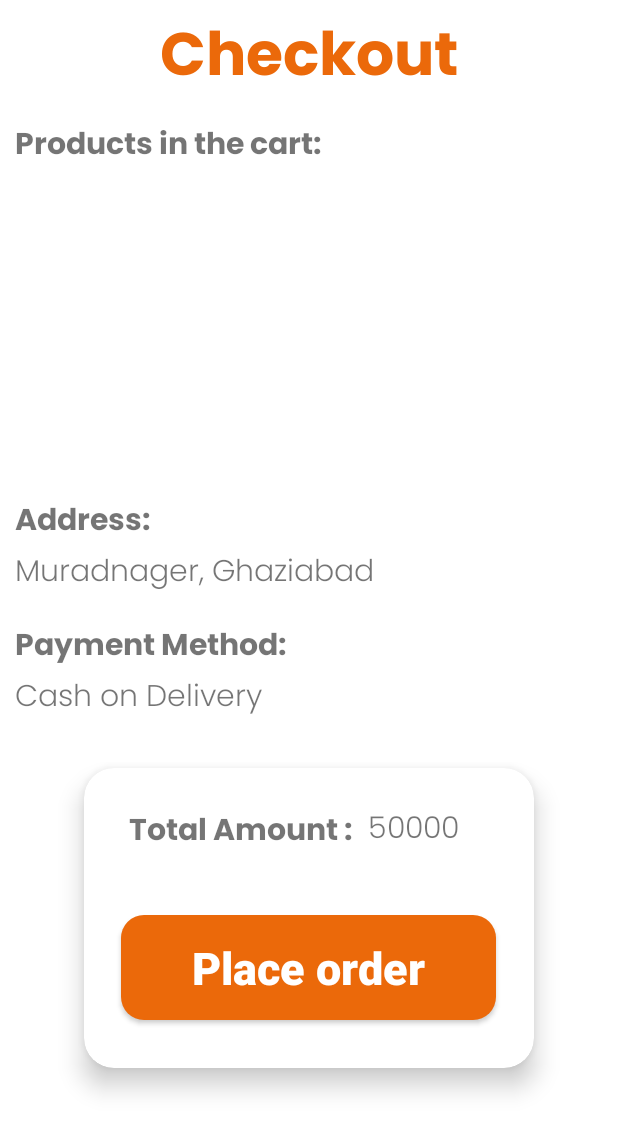
After one commit to VishwasDubey150/BU-Bazzar, an Android app: the checkout_screen screen opened directly, with no data from a screen before it, on a phone screen of 412 x 824 dp. The commit adds this screen. Shown: the top 1132 px of the screen. Run offline under Robolectric (Android 15) with nearby library versions, the phone set to English and light mode, and no system bars.

Commit message:
created checkout page

```diff
--- a/app/src/main/AndroidManifest.xml
+++ b/app/src/main/AndroidManifest.xml
@@ -16,6 +16,20 @@
         android:supportsRtl="true"
         android:theme="@style/Theme.Sellnbuy"
         tools:targetApi="31">
+        <activity
+            android:name=".checkout_screen"
+            android:exported="false">
+            <meta-data
+                android:name="android.app.lib_name"
+                android:value="" />
+        </activity>
+        <activity
+            android:name=".checkout"
+            android:exported="false">
+            <meta-data
+                android:name="android.app.lib_name"
+                android:value="" />
+        </activity>
         <activity
             android:name=".CartList"
             android:exported="false">
--- a/app/src/main/java/com/example/sellnbuy/CartList.kt
+++ b/app/src/main/java/com/example/sellnbuy/CartList.kt
@@ -10,7 +10,7 @@ import com.myshoppal.ui.adapters.CartItemsListAdapter
 import kotlinx.android.synthetic.main.activity_cart_list.*
 import kotlinx.android.synthetic.main.item_cart_layout.*
 
-class CartList : baseActivity() {
+open class CartList : baseActivity() {
     override fun onCreate(savedInstanceState: Bundle?) {
         super.onCreate(savedInstanceState)
         setContentView(R.layout.activity_cart_list)
@@ -59,4 +59,11 @@ class CartList : baseActivity() {
         super.onResume()
         getCartItemList()
     }
+
+    fun deleteprod(productID: String)
+    {
+
+    }
+
+
 }
--- /dev/null
+++ b/app/src/main/java/com/example/sellnbuy/checkout_screen.kt
@@ -0,0 +1,16 @@
+package com.example.sellnbuy
+
+import androidx.appcompat.app.AppCompatActivity
+import android.os.Bundle
+import android.view.View
+
+class checkout_screen : AppCompatActivity() {
+    override fun onCreate(savedInstanceState: Bundle?) {
+        super.onCreate(savedInstanceState)
+        setContentView(R.layout.activity_checkout_screen)
+
+        supportActionBar?.hide()
+        window.decorView.systemUiVisibility = View.SYSTEM_UI_FLAG_FULLSCREEN
+
+    }
+}
--- a/app/src/main/java/com/example/sellnbuy/ui/Adapters/CartItemsListAdapter.kt
+++ b/app/src/main/java/com/example/sellnbuy/ui/Adapters/CartItemsListAdapter.kt
@@ -4,16 +4,20 @@ import android.content.Context
 import android.view.LayoutInflater
 import android.view.View
 import android.view.ViewGroup
+import android.widget.Toast
 import androidx.recyclerview.widget.RecyclerView
+import com.example.sellnbuy.CartList
 import com.example.sellnbuy.GlideLoader
 import com.example.sellnbuy.R
 import com.example.sellnbuy.model.CartItem
 import kotlinx.android.synthetic.main.item_cart_layout.view.*
+import kotlinx.android.synthetic.main.item_cart_layout.view.delete
+import kotlinx.android.synthetic.main.item_list_layout.view.*
 
 open class CartItemsListAdapter(
     private val context: Context,
     private var list: ArrayList<CartItem>
-) : RecyclerView.Adapter<RecyclerView.ViewHolder>() {
+) : RecyclerView.Adapter<RecyclerView.ViewHolder>()  {
 
 
     override fun onCreateViewHolder(parent: ViewGroup, viewType: Int): RecyclerView.ViewHolder {
@@ -30,7 +34,12 @@ open class CartItemsListAdapter(
             holder.itemView.name.text = model.title
             holder.itemView.price.text = "₹${model.price}"
         }
+
+        holder.itemView.delete.setOnClickListener {
+
+        }
     }
+
 
     override fun getItemCount(): Int {
         return list.size
--- /dev/null
+++ b/app/src/main/res/layout/activity_checkout_screen.xml
@@ -0,0 +1,137 @@
+<?xml version="1.0" encoding="utf-8"?>
+<androidx.appcompat.widget.LinearLayoutCompat
+    xmlns:android="http://schemas.android.com/apk/res/android"
+    xmlns:app="http://schemas.android.com/apk/res-auto"
+    xmlns:tools="http://schemas.android.com/tools"
+    android:layout_width="match_parent"
+    android:layout_height="match_parent"
+    tools:context=".checkout_screen"
+    android:orientation="vertical">
+
+    <TextView
+        android:layout_width="wrap_content"
+        android:layout_height="wrap_content"
+        android:text="Checkout"
+        android:layout_gravity="center"
+        android:layout_marginTop="5dp"
+        android:textSize="40dp"
+        android:fontFamily="@font/poppins_bold"
+        android:textColor="@color/purple_500">
+    </TextView>
+
+
+    <TextView
+        android:layout_width="wrap_content"
+        android:layout_height="wrap_content"
+        android:text="Products in the cart:"
+        android:layout_marginLeft="10dp"
+        android:layout_gravity="left"
+        android:layout_marginTop="5dp"
+        android:textSize="20dp"
+        android:fontFamily="@font/poppins_bold">
+    </TextView>
+
+    <androidx.recyclerview.widget.RecyclerView
+        android:layout_width="match_parent"
+        android:layout_height="200dp">
+    </androidx.recyclerview.widget.RecyclerView>
+
+    <TextView
+        android:layout_width="wrap_content"
+        android:layout_height="wrap_content"
+        android:text="Address:"
+        android:layout_marginLeft="10dp"
+        android:layout_gravity="left"
+        android:layout_marginTop="15dp"
+        android:textSize="20dp"
+        android:fontFamily="@font/poppins_bold">
+    </TextView>
+
+    <TextView
+        android:layout_width="wrap_content"
+        android:layout_height="wrap_content"
+        android:text="Muradnager, Ghaziabad"
+        android:layout_marginLeft="10dp"
+        android:layout_gravity="left"
+        android:layout_marginRight="20dp"
+        android:textSize="20dp"
+        android:fontFamily="@font/poppins_light">
+    </TextView>
+
+    <TextView
+        android:layout_width="wrap_content"
+        android:layout_height="wrap_content"
+        android:text="Payment Method:"
+        android:layout_marginLeft="10dp"
+        android:layout_gravity="left"
+        android:layout_marginTop="15dp"
+        android:textSize="20dp"
+        android:fontFamily="@font/poppins_bold">
+    </TextView>
+
+    <TextView
+        android:layout_width="wrap_content"
+        android:layout_height="wrap_content"
+        android:text="Cash on Delivery"
+        android:layout_marginLeft="10dp"
+        android:layout_gravity="left"
+        android:textSize="20dp"
+        android:fontFamily="@font/poppins_light">
+    </TextView>
+
+
+    <androidx.cardview.widget.CardView
+        android:layout_width="300dp"
+        android:layout_height="200dp"
+        android:layout_gravity="center"
+        android:layout_marginTop="30dp"
+        app:cardCornerRadius="20dp"
+        app:cardElevation="10dp">
+
+        <androidx.appcompat.widget.LinearLayoutCompat
+            android:layout_width="match_parent"
+            android:layout_height="match_parent"
+            android:orientation="vertical">
+
+            <TextView
+                android:layout_width="wrap_content"
+                android:layout_height="wrap_content"
+                android:text="Total Amount :"
+                android:layout_marginLeft="30dp"
+                android:layout_gravity="left"
+                android:layout_marginTop="25dp"
+                android:textSize="20dp"
+                android:fontFamily="@font/poppins_bold">
+            </TextView>
+
+            <TextView
+                android:layout_width="wrap_content"
+                android:layout_height="wrap_content"
+                android:text="50000"
+                android:layout_marginLeft="10dp"
+                android:layout_gravity="right"
+                android:layout_marginRight="50dp"
+                android:layout_marginTop="-35dp"
+                android:textSize="20dp"
+                android:fontFamily="@font/poppins_light">
+            </TextView>
+
+            <androidx.appcompat.widget.AppCompatButton
+                android:id="@+id/checkout"
+                android:layout_width="250dp"
+                android:layout_height="70dp"
+                android:layout_gravity="center"
+                android:layout_marginTop="40dp"
+                android:background="@drawable/btn_bg2"
+                android:fontFamily="sans-serif-black"
+                android:text="Place order"
+                android:textAllCaps="false"
+                android:textColor="@color/white"
+                android:textSize="30dp" />
+
+
+
+        </androidx.appcompat.widget.LinearLayoutCompat>
+    </androidx.cardview.widget.CardView>
+
+</androidx.appcompat.widget.LinearLayoutCompat>
```
